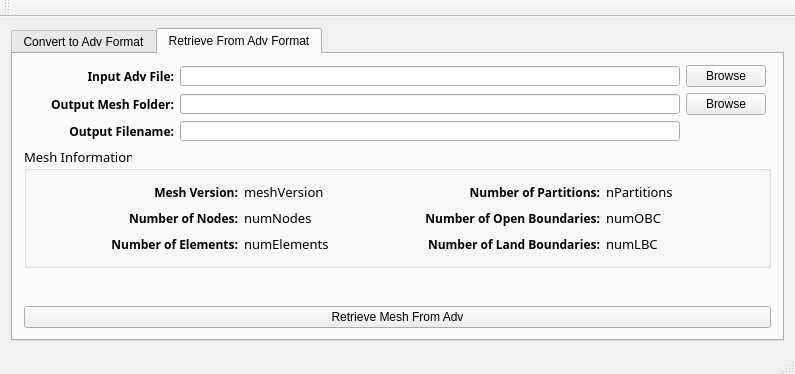
Old version of the form AdVersion_gui/mainwindow.ui in the repository zcobell/AdVersion.
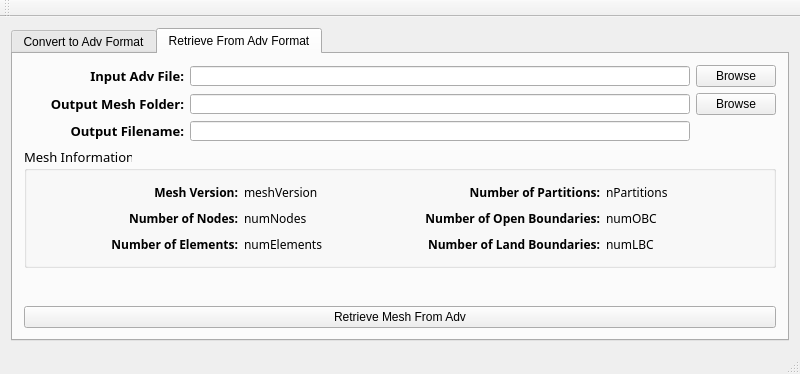
New version of the form. The open tabs and pages were chosen to show the change. Icons and pictures are not drawn.

Commit message: Adjusting GUI text sizes

Patch:
```diff
--- a/AdVersion_gui/mainwindow.ui
+++ b/AdVersion_gui/mainwindow.ui
@@ -361,20 +361,20 @@
            <widget class="QLabel" name="label_inputFolder">
             <property name="minimumSize">
              <size>
-              <width>150</width>
+              <width>160</width>
               <height>0</height>
              </size>
             </property>
             <property name="maximumSize">
              <size>
-              <width>150</width>
+              <width>160</width>
               <height>16777215</height>
              </size>
             </property>
             <property name="font">
              <font>
               <family>Sans</family>
-              <pointsize>9</pointsize>
+              <pointsize>10</pointsize>
               <weight>75</weight>
               <bold>true</bold>
              </font>
@@ -443,20 +443,20 @@
            <widget class="QLabel" name="label_outputMeshFolder">
             <property name="minimumSize">
              <size>
-              <width>150</width>
+              <width>160</width>
               <height>0</height>
              </size>
             </property>
             <property name="maximumSize">
              <size>
-              <width>150</width>
+              <width>160</width>
               <height>16777215</height>
              </size>
             </property>
             <property name="font">
              <font>
               <family>Sans</family>
-              <pointsize>9</pointsize>
+              <pointsize>10</pointsize>
               <weight>75</weight>
               <bold>true</bold>
              </font>
@@ -525,20 +525,20 @@
            <widget class="QLabel" name="label_outputMeshFile">
             <property name="minimumSize">
              <size>
-              <width>150</width>
+              <width>160</width>
               <height>0</height>
              </size>
             </property>
             <property name="maximumSize">
              <size>
-              <width>150</width>
+              <width>160</width>
               <height>16777215</height>
              </size>
             </property>
             <property name="font">
              <font>
               <family>Sans</family>
-              <pointsize>9</pointsize>
+              <pointsize>10</pointsize>
               <weight>75</weight>
               <bold>true</bold>
              </font>
@@ -655,6 +655,11 @@
                  <height>16777215</height>
                 </size>
                </property>
+               <property name="font">
+                <font>
+                 <pointsize>9</pointsize>
+                </font>
+               </property>
                <property name="text">
                 <string>meshVersion</string>
                </property>
@@ -704,6 +709,11 @@
                  <height>16777215</height>
                 </size>
                </property>
+               <property name="font">
+                <font>
+                 <pointsize>9</pointsize>
+                </font>
+               </property>
                <property name="text">
                 <string>nPartitions</string>
                </property>
@@ -770,6 +780,11 @@
                  <height>16777215</height>
                 </size>
                </property>
+               <property name="font">
+                <font>
+                 <pointsize>9</pointsize>
+                </font>
+               </property>
                <property name="text">
                 <string>numNodes</string>
                </property>
@@ -819,6 +834,11 @@
                  <height>16777215</height>
                 </size>
                </property>
+               <property name="font">
+                <font>
+                 <pointsize>9</pointsize>
+                </font>
+               </property>
                <property name="text">
                 <string>numOBC</string>
                </property>
@@ -885,6 +905,11 @@
                  <height>16777215</height>
                 </size>
                </property>
+               <property name="font">
+                <font>
+                 <pointsize>9</pointsize>
+                </font>
+               </property>
                <property name="text">
                 <string>numElements</string>
                </property>
@@ -934,6 +959,11 @@
                  <height>16777215</height>
                 </size>
                </property>
+               <property name="font">
+                <font>
+                 <pointsize>9</pointsize>
+                </font>
+               </property>
                <property name="text">
                 <string>numLBC</string>
                </property>
```
Left out of the diff: 42 changed lines with no effect on the pictures.
